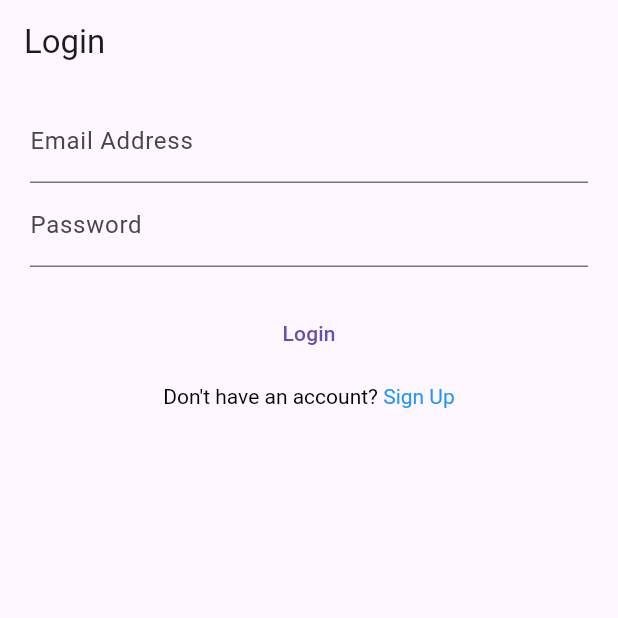
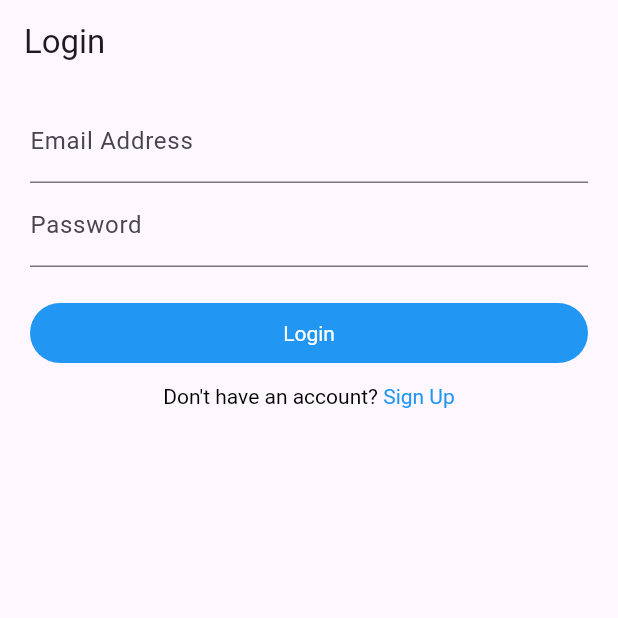
Before and after one commit to MelvinManni/todo, a Flutter app: the screen it shows after launch, on a phone screen of 412 x 824 dp, the top half of it. Run offline on Flutter 3.47's test engine with Material 3 defaults, Android fonts, the phone set to English and light mode, and no system bars; our stand-ins replace bloc, cloud_firestore, equatable, firebase_auth, firebase_core, flutter_bloc; accounts and stored records are empty.

```diff
--- a/lib/main.dart
+++ b/lib/main.dart
@@ -72,6 +72,14 @@ class MainApp extends StatelessWidget {
           title: 'Todo',
           theme: ThemeData(
             primarySwatch: Colors.blue,
+            textButtonTheme: TextButtonThemeData(
+              style: TextButton.styleFrom(
+                backgroundColor: Colors.blue,
+                foregroundColor: Colors.white,
+                textStyle: const TextStyle(color: Colors.white),
+                minimumSize: const Size.fromHeight(40),
+              ),
+            ),
           ),
           home: GestureDetector(
             onTap: () {
--- a/lib/view/screens/signup.dart
+++ b/lib/view/screens/signup.dart
@@ -18,6 +18,7 @@ class SignUpScreen extends StatelessWidget {
 
   @override
   Widget build(BuildContext context) {
+    final status = context.select((SignupCubit cubit) => cubit.state.status);
     return Scaffold(
         appBar: AppBar(
           title: const Text('Sign Up'),
@@ -39,7 +40,9 @@ class SignUpScreen extends StatelessWidget {
                           onPressed: () {
                             context.read<SignupCubit>().signUpWithCredentials();
                           },
-                          child: const Text("Sign Up"))
+                          child: Text(status == SignupStatus.submitting
+                              ? "Submitting..."
+                              : "Sign Up"))
                     ],
                   )),
             ),
```
Also changed, not shown: lib/view/screens/home.dart (+13 -9 lines).
